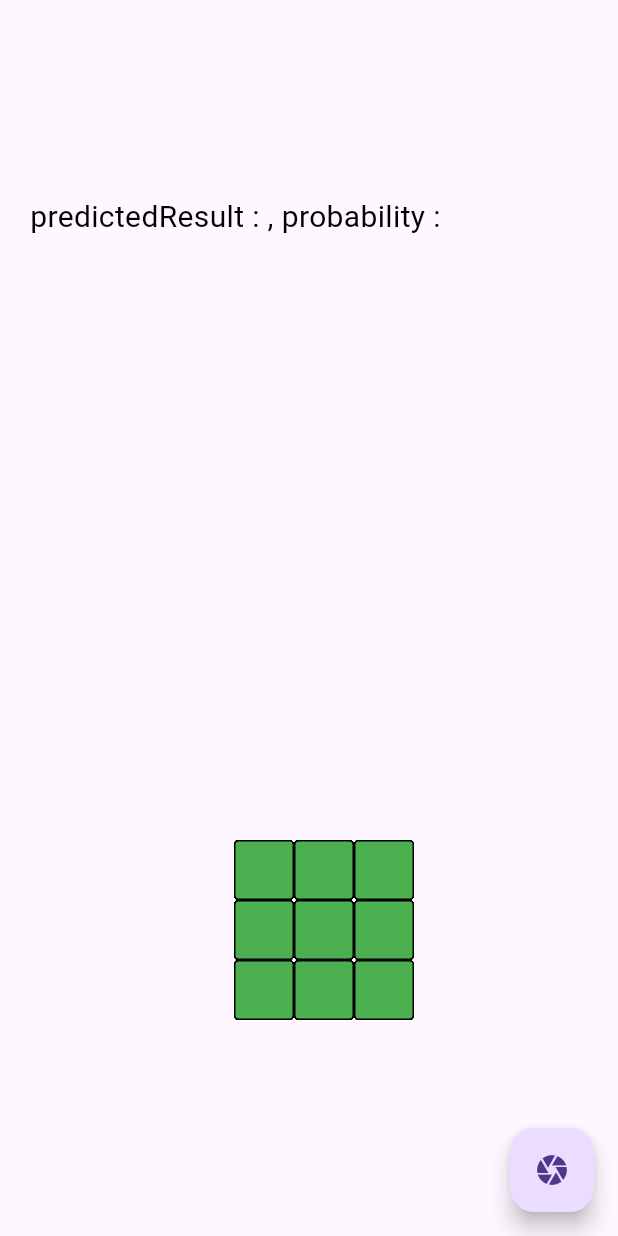
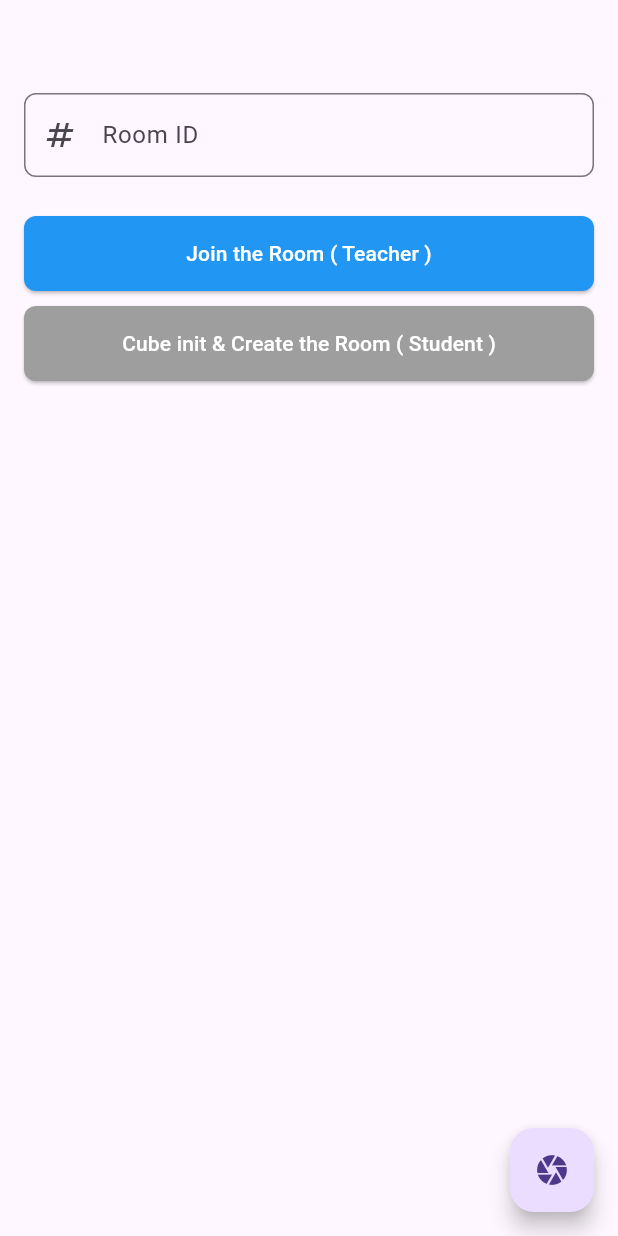
Before and after one commit to Lichyo/CyCube, a Flutter app: the CoursePage screen opened directly, on a phone screen of 412 x 824 dp. Run offline on Flutter 3.47's test engine with Material 3 defaults, Android fonts, the phone set to English and light mode, and no system bars; our stand-ins replace camera, cloud_firestore, firebase_auth, firebase_core, font_awesome_flutter, gap and 4 more; accounts and stored records are empty; network calls fail; statements that could not run were skipped.

Commit message:
Dev : course page with auto setup

```diff
--- a/lib/main.dart
+++ b/lib/main.dart
@@ -11,7 +11,7 @@ void main() async {
   WidgetsFlutterBinding.ensureInitialized();
   await Firebase.initializeApp();
   await Config.initCamera();
-  await AuthService().signOut();
+  // await AuthService().signOut();
 
   runApp(
     ChangeNotifierProvider(
--- a/lib/service/auth_service.dart
+++ b/lib/service/auth_service.dart
@@ -30,7 +30,6 @@ class AuthService {
     required String email,
     required String password,
     required String name,
-    required String role,
   }) async {
     try {
       final UserCredential userCredential =
@@ -42,7 +41,6 @@ class AuthService {
       await _firestore.collection('users').doc(uid).set({
         "email": email,
         "name": name,
-        "role": role,
       });
       return userCredential.user;
     } catch (e) {
--- a/lib/view/course_page.dart
+++ b/lib/view/course_page.dart
@@ -1,6 +1,7 @@
 import 'package:cy_cube/cube/cube_state.dart';
 import 'package:flutter/material.dart';
 import 'package:camera/camera.dart';
+import 'package:gap/gap.dart';
 import 'package:provider/provider.dart';
 import 'dart:typed_data';
 import 'package:socket_io_client/socket_io_client.dart' as IO;
@@ -10,6 +11,7 @@ import 'package:flutter/foundation.dart';
 import 'dart:convert';
 import 'package:cy_cube/config.dart';
 import 'package:cy_cube/cube/cube_view/cube_page.dart';
+import 'init_course_page.dart';
 
 class CoursePage extends StatefulWidget {
   const CoursePage({
@@ -32,6 +34,7 @@ class _CoursePageState extends State<CoursePage> {
   String predictedResult = "";
   String probability = "";
   DateTime previousTime = DateTime.now();
+  bool isChecked = false;
 
   @override
   void initState() {
@@ -55,7 +58,8 @@ class _CoursePageState extends State<CoursePage> {
         predictedResult = "clear";
       }
     });
-    controller = CameraController(Config.camera!, ResolutionPreset.low);
+
+    controller = CameraController(Config.cameras![0], ResolutionPreset.low);
     controller.initialize().then((_) {
       if (!mounted) {
         return;
@@ -83,27 +87,6 @@ class _CoursePageState extends State<CoursePage> {
     return Scaffold(
       floatingActionButton: FloatingActionButton(
         onPressed: () {
-          showDialog(
-              context: context,
-              builder: (context) {
-                return AlertDialog(
-                  title: const Text("Course Setup"),
-                  content:  Container(
-                    height: 200,
-                    width: 200,
-                    child: Column(
-                    ),
-                  ),
-                  actions: [
-                    TextButton(
-                      onPressed: () {
-                        Navigator.pop(context);
-                      },
-                      child: const Text("OK"),
-                    ),
-                  ],
-                );
-              });
           // if (startCourse) {
           //   _timer.cancel();
           //   startCourse = false;
@@ -118,31 +101,32 @@ class _CoursePageState extends State<CoursePage> {
         },
         child: const Icon(Icons.camera),
       ),
-      body: Stack(
-        children: [
-          // Center(
-          //   child: CameraPreview(
-          //     controller,
-          //   ),
-          // ),
-          Positioned(
-            top: 600,
-            left: MediaQuery.of(context).size.width / 2 - 10,
-            child: CubePage(),
-          ),
-          Positioned(
-            top: 130,
-            left: 20,
-            child: Text(
-              "predictedResult : $predictedResult, probability : $probability",
-              style: const TextStyle(
-                fontSize: 20,
-                color: Colors.black,
-              ),
-            ),
-          ),
-        ],
-      ),
+      body: InitCoursePage(),
+      // body: Stack(
+      //   children: [
+      //     Center(
+      //       child: CameraPreview(
+      //         controller,
+      //       ),
+      //     ),
+      //     Positioned(
+      //       top: 600,
+      //       left: MediaQuery.of(context).size.width / 2 - 10,
+      //       child: CubePage(),
+      //     ),
+      //     Positioned(
+      //       top: 130,
+      //       left: 20,
+      //       child: Text(
+      //         "predictedResult : $predictedResult, probability : $probability",
+      //         style: const TextStyle(
+      //           fontSize: 20,
+      //           color: Colors.black,
+      //         ),
+      //       ),
+      //     ),
+      //   ],
+      // ),
     );
   }
 
--- a/lib/view/cube_setup_page_auto.dart
+++ b/lib/view/cube_setup_page_auto.dart
@@ -14,10 +14,7 @@ import 'package:cy_cube/config.dart';
 class CubeSetupPageAuto extends StatefulWidget {
   CubeSetupPageAuto({
     super.key,
-    required this.cameras,
   });
-
-  List<CameraDescription> cameras;
 
   @override
   State<CubeSetupPageAuto> createState() => _CubeSetupPageAutoState();
@@ -72,7 +69,7 @@ class _CubeSetupPageAutoState extends State<CubeSetupPageAuto> {
     });
     _socket.on("init_color_dataset", (data) {});
 
-    _controller = CameraController(widget.cameras[0], ResolutionPreset.low);
+    _controller = CameraController(Config.cameras![0], ResolutionPreset.low);
     _controller.initialize().then((_) {
       if (!mounted) {
         return;
--- a/lib/view/home_page.dart
+++ b/lib/view/home_page.dart
@@ -1,4 +1,5 @@
 import 'package:cy_cube/cube/cube_view/cube.dart';
+import 'package:cy_cube/cube/cube_view/cube_page.dart';
 import 'package:flutter/material.dart';
 import 'package:provider/provider.dart';
 import 'package:font_awesome_flutter/font_awesome_flutter.dart';
@@ -22,7 +23,7 @@ class _HomePageState extends State<HomePage> {
       mainAxisAlignment: MainAxisAlignment.center,
       children: [
         const MaxGap(200),
-        Cube(),
+        CubePage(),
         const Gap(100),
         CubeRotationTable(
           onPressed: (rotation) {
--- /dev/null
+++ b/lib/view/init_course_page.dart
@@ -0,0 +1,101 @@
+import 'package:cy_cube/cube/cube_model/single_cube_component_face_model.dart';
+import 'package:cy_cube/cube/cube_state.dart';
+import 'package:provider/provider.dart';
+import 'package:cy_cube/view/cube_setup_page_auto.dart';
+import 'package:flutter/material.dart';
+import 'package:gap/gap.dart';
+
+class InitCoursePage extends StatefulWidget {
+  const InitCoursePage({super.key});
+
+  @override
+  State<InitCoursePage> createState() => _InitCoursePageState();
+}
+
+class _InitCoursePageState extends State<InitCoursePage> {
+  TextEditingController roomIDController = TextEditingController();
+  bool isLoad = false;
+
+  @override
+  Widget build(BuildContext context) {
+    return isLoad
+        ? const Center(child: CircularProgressIndicator())
+        : Column(
+            children: [
+              const Gap(30),
+              Padding(
+                padding: const EdgeInsets.all(16.0),
+                child: Column(
+                  mainAxisAlignment: MainAxisAlignment.center,
+                  children: [
+                    const SizedBox(height: 16.0),
+                    TextField(
+                      controller: roomIDController,
+                      decoration: InputDecoration(
+                        labelText: 'Room ID',
+                        prefixIcon: const Icon(Icons.numbers),
+                        border: OutlineInputBorder(
+                          borderRadius: BorderRadius.circular(8.0),
+                        ),
+                      ),
+                      keyboardType: TextInputType.number,
+                    ),
+                    const SizedBox(height: 16.0),
+                    const Gap(10),
+                    SizedBox(
+                      width:
+                          double.infinity, // Match the width of the TextField
+                      child: ElevatedButton(
+                        onPressed: () async {
+                          setState(() {
+                            isLoad = true;
+                          });
+
+                          setState(() {
+                            isLoad = false;
+                          });
+                        },
+                        style: ElevatedButton.styleFrom(
+                          backgroundColor: Colors.blue, // Background color
+                          foregroundColor: Colors.white, // Text color
+                          padding: const EdgeInsets.symmetric(vertical: 15.0),
+                          shape: RoundedRectangleBorder(
+                            borderRadius: BorderRadius.circular(8.0),
+                          ),
+                        ),
+                        child: const Text('Join the Room ( Teacher )'),
+                      ),
+                    ),
+                    const Gap(10),
+                    SizedBox(
+                      width:
+                          double.infinity, // Match the width of the TextField
+                      child: ElevatedButton(
+                        onPressed: () async {
+                          var data = await Navigator.of(context).push(
+                              MaterialPageRoute(
+                                  builder: (context) => CubeSetupPageAuto()));
+                          List<List<SingleCubeComponentFaceModel>> cubeFaces =
+                              data[0];
+                          Provider.of<CubeState>(context, listen: false)
+                              .setupCubeWithScanningColor(cubeFaces);
+                        },
+                        style: ElevatedButton.styleFrom(
+                          backgroundColor: Colors.grey, // Background color
+                          foregroundColor: Colors.white, // Text color
+                          padding: const EdgeInsets.symmetric(vertical: 15.0),
+                          shape: RoundedRectangleBorder(
+                            borderRadius: BorderRadius.circular(8.0),
+                          ),
+                        ),
+                        child: const Text(
+                            'Cube init & Create the Room ( Student )'),
+                      ),
+                    ),
+                  ],
+                ),
+              ),
+            ],
+          );
+  }
+}
--- a/lib/view/welcome_page.dart
+++ b/lib/view/welcome_page.dart
@@ -27,6 +27,7 @@ class _WelcomePageState extends State<WelcomePage> {
   @override
   Widget build(BuildContext context) {
     return Scaffold(
+      resizeToAvoidBottomInset: false,
       appBar: AppBar(
         title: const Text('CyCube'),
       ),
@@ -71,7 +72,7 @@ class _WelcomePageState extends State<WelcomePage> {
                             builder: (BuildContext context) {
                               return RegisterDialog(
                                 onRegister: (String username, String email,
-                                    String password, String role) async {
+                                    String password) async {
                                   setState(() {
                                     _isLoading = true;
                                   });
@@ -80,7 +81,6 @@ class _WelcomePageState extends State<WelcomePage> {
                                     email: email,
                                     password: password,
                                     name: username,
-                                    role: role,
                                   );
                                 },
                               );
```
Also changed, not shown: lib/components/register_dialog.dart (+19 -23 lines), pubspec.yaml (+5 -26 lines), pubspec.lock, 126 other files.
